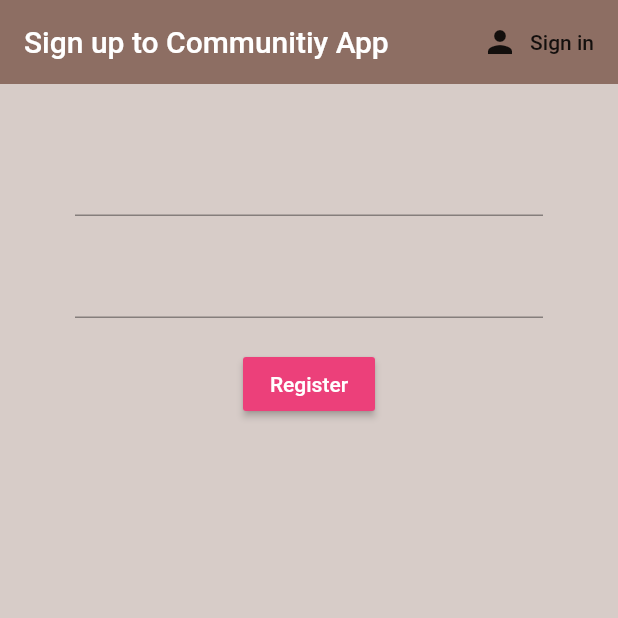
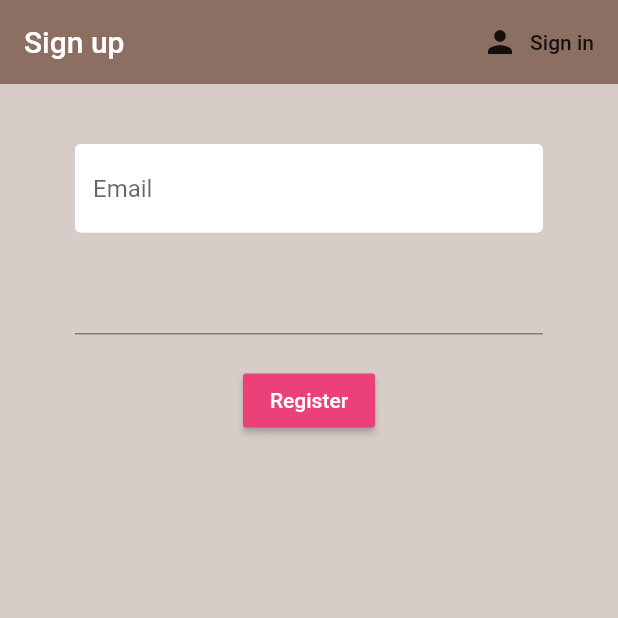
Before and after one commit to anantcodes/Coffee, a Flutter app: the screen it shows after launch, after a tap on "Sign in", after a tap on "Register", on a phone screen of 412 x 824 dp, the top half of it. Run offline on Flutter 3.47's test engine with Material 2 defaults, Android fonts, the phone set to English and light mode, and no system bars; our stand-ins replace firebase_auth; accounts and stored records are empty.

Commit message:
initial commit message

```diff
--- a/lib/register.dart
+++ b/lib/register.dart
@@ -1,3 +1,4 @@
+import 'package:coffee/shared/constants.dart';
 import 'package:flutter/material.dart';
 
 import 'auth.dart';
@@ -34,7 +35,7 @@ class _RegisterState extends State<Register> {
       appBar: AppBar(
         backgroundColor: Colors.brown[400],
         elevation: 0.0,
-        title: Text('Sign up to Communitiy App'),
+        title: Text('Sign up'),
         actions: <Widget>[
           FlatButton.icon(
             icon: Icon(Icons.person),
@@ -53,6 +54,7 @@ class _RegisterState extends State<Register> {
             children: <Widget>[
               SizedBox(height: 20.0,),
               TextFormField(
+                decoration: textInputDecoration,
                 validator: (val)=>val.isEmpty?'Enter an email':null ,
                 onChanged: (val){
                   setState(() {
--- /dev/null
+++ b/lib/shared/constants.dart
@@ -0,0 +1,13 @@
+import 'package:flutter/material.dart';
+
+const textInputDecoration = InputDecoration(
+    hintText: 'Email',
+    fillColor: Colors.white,
+    filled: true,
+    enabledBorder: OutlineInputBorder(
+        borderSide: BorderSide(color: Colors.white,width: 2.0)
+    ),
+    focusedBorder: OutlineInputBorder(
+        borderSide: BorderSide(color: Colors.pink,width: 2.0)
+    )
+);
--- a/lib/sign_in.dart
+++ b/lib/sign_in.dart
@@ -33,7 +33,7 @@ class _SignInState extends State<SignIn> {
       appBar: AppBar(
         backgroundColor: Colors.brown[400],
         elevation: 0.0,
-        title: Text('Sign in to Communitiy App'),
+        title: Text('Sign in'),
         actions: <Widget>[
           FlatButton.icon(
             icon: Icon(Icons.person),
```
